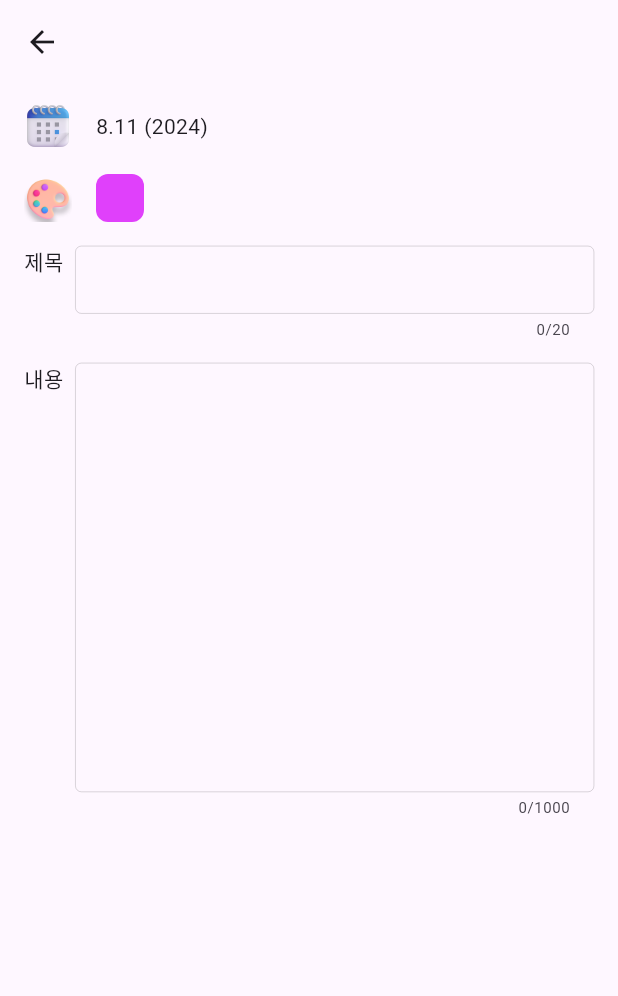
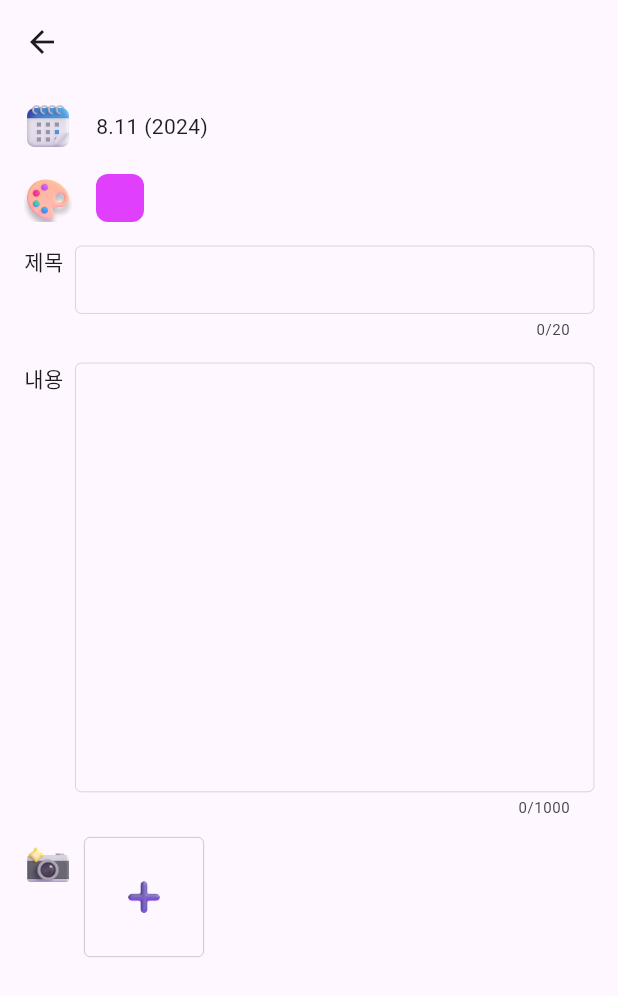
Before and after one commit to json-kim/highlight-Flutter, a Flutter app: the HighlightEditScreen screen opened by its route, on a phone screen of 412 x 824 dp. Shown: the top 996 px of the screen. Run offline on Flutter 3.47's test engine with Material 3 defaults, Android fonts, the phone set to English and light mode, and no system bars; our stand-ins replace flutter_riverpod, go_router, image_picker, package_info_plus; missing offline and left inert: flex_color_picker.

Commit message:
Feat: 사진 선택 바 ui 코드 추가

```diff
--- /dev/null
+++ b/lib/const/highlight/highlight_data.dart
@@ -0,0 +1,5 @@
+class HighlightData {
+  static const maxTitleLength = 20;
+  static const maxContentLength = 1000;
+  static const maxPhotosLength = 5;
+}
--- a/lib/screen/highlight_edit/highlight_edit_screen.dart
+++ b/lib/screen/highlight_edit/highlight_edit_screen.dart
@@ -2,6 +2,7 @@ import 'package:flutter/material.dart';
 import 'package:highlight_flutter/screen/highlight_edit/color_select_bar.dart';
 import 'package:highlight_flutter/screen/highlight_edit/content_field_bar.dart';
 import 'package:highlight_flutter/screen/highlight_edit/date_select_bar.dart';
+import 'package:highlight_flutter/screen/highlight_edit/photo_picker_bar.dart';
 import 'package:highlight_flutter/screen/highlight_edit/title_field_bar.dart';
 
 class HighlightEditScreen extends StatelessWidget {
@@ -18,6 +19,7 @@ class HighlightEditScreen extends StatelessWidget {
           ColorSelectBar(),
           TitleFieldBar(),
           ContentFieldBar(),
+          PhotoPickerBar(),
         ],
       ),
     );
--- /dev/null
+++ b/lib/screen/highlight_edit/photo_picker_bar.dart
@@ -0,0 +1,119 @@
+import 'dart:io';
+
+import 'package:flutter/material.dart';
+import 'package:flutter_riverpod/flutter_riverpod.dart';
+import 'package:highlight_flutter/const/highlight/highlight_data.dart';
+import 'package:highlight_flutter/screen/highlight_edit/state/current_picked_photos_provider.dart';
+import 'package:image_picker/image_picker.dart';
+
+class PhotoPickerBar extends ConsumerWidget {
+  const PhotoPickerBar({super.key});
+
+  bool couldPickMorePhotos(List<XFile> photos, int maxCount) {
+    if (photos.length == maxCount) {
+      return false;
+    } else {
+      return true;
+    }
+  }
+
+  bool shouldBuildAddWidget(
+      List<XFile> photos, int maxCount, int currentCount) {
+    final couldPickMore = couldPickMorePhotos(photos, maxCount);
+
+    if (maxCount == currentCount && couldPickMore) {
+      return false;
+    } else {
+      return true;
+    }
+  }
+
+  @override
+  Widget build(BuildContext context, WidgetRef ref) {
+    final photos = ref.watch(currentPickedPhotosProvider);
+
+    return Padding(
+      padding: const EdgeInsets.all(8),
+      child: Row(
+        crossAxisAlignment: CrossAxisAlignment.start,
+        children: [
+          Image.asset(
+            'asset/icons/camera.png',
+            width: 32,
+            height: 32,
+          ),
+          const SizedBox(width: 8),
+          Expanded(
+            child: SizedBox(
+              height: 80,
+              child: ListView.builder(
+                itemCount: photos.length +
+                    (couldPickMorePhotos(photos, HighlightData.maxPhotosLength)
+                        ? 1
+                        : 0),
+                scrollDirection: Axis.horizontal,
+                itemBuilder: (context, index) {
+                  if (shouldBuildAddWidget(
+                      photos, HighlightData.maxPhotosLength, index)) {
+                    return const AddPhotoBox();
+                  } else {
+                    return PhotoBox(file: photos[index]);
+                  }
+                },
+              ),
+            ),
+          ),
+        ],
+      ),
+    );
+  }
+}
+
+class AddPhotoBox extends StatelessWidget {
+  const AddPhotoBox({super.key});
+
+  @override
+  Widget build(BuildContext context) {
+    return Material(
+      child: InkWell(
+        borderRadius: BorderRadius.circular(4),
+        onTap: () {
+          //TODO: 사진 선택
+        },
+        child: Container(
+            width: 80,
+            height: 80,
+            decoration: BoxDecoration(
+              borderRadius: BorderRadius.circular(4),
+              border: Border.all(width: 0.5, color: Colors.black26),
+            ),
+            child: Center(
+              child: Image.asset(
+                'asset/icons/plus.png',
+                width: 24,
+                height: 24,
+              ),
+            )),
+      ),
+    );
+  }
+}
+
+class PhotoBox extends StatelessWidget {
+  const PhotoBox({required this.file, super.key});
+
+  final XFile file;
+
+  @override
+  Widget build(BuildContext context) {
+    return Container(
+      decoration: BoxDecoration(
+        borderRadius: BorderRadius.circular(4),
+        border: Border.all(width: 0.5, color: Colors.black26),
+      ),
+      width: 80,
+      height: 80,
+      child: Image.file(File(file.path)),
+    );
+  }
+}
```
Also changed, not shown: asset/icons/camera.png (added), asset/icons/plus.png (added).
